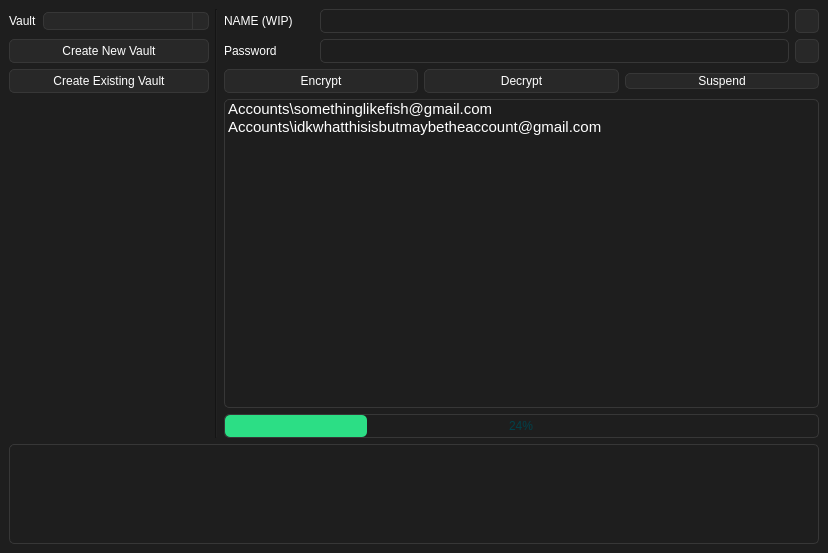
First picture: the form in src/mainwindow.ui, repository Nothing031/Vault, before the edit.
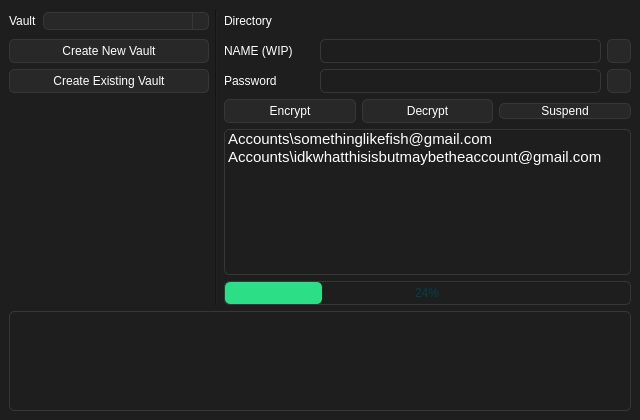
Second picture: the form after the edit. The open tabs and pages were chosen to show the change. Icons and pictures are not drawn.

Patch:
```diff
--- a/src/mainwindow.ui
+++ b/src/mainwindow.ui
@@ -6,8 +6,8 @@
    <rect>
     <x>0</x>
     <y>0</y>
-    <width>828</width>
-    <height>553</height>
+    <width>640</width>
+    <height>420</height>
    </rect>
   </property>
   <property name="minimumSize">
@@ -261,165 +261,32 @@
         </property>
         <item row="3" column="0">
          <layout class="QGridLayout" name="gridLayout_3">
-          <item row="0" column="0">
-           <layout class="QHBoxLayout" name="horizontalLayout_5">
-            <item>
-             <widget class="QLabel" name="vault_edit_label">
-              <property name="enabled">
-               <bool>false</bool>
-              </property>
-              <property name="sizePolicy">
-               <sizepolicy hsizetype="Fixed" vsizetype="Preferred">
-                <horstretch>0</horstretch>
-                <verstretch>0</verstretch>
-               </sizepolicy>
-              </property>
-              <property name="minimumSize">
-               <size>
-                <width>90</width>
-                <height>24</height>
-               </size>
-              </property>
-              <property name="maximumSize">
-               <size>
-                <width>90</width>
-                <height>24</height>
-               </size>
-              </property>
-              <property name="text">
-               <string>NAME (WIP)</string>
-              </property>
-             </widget>
-            </item>
-            <item>
-             <widget class="QLineEdit" name="vault_edit_lineEdit">
-              <property name="enabled">
-               <bool>false</bool>
-              </property>
-              <property name="sizePolicy">
-               <sizepolicy hsizetype="Expanding" vsizetype="Fixed">
-                <horstretch>0</horstretch>
-                <verstretch>24</verstretch>
-               </sizepolicy>
-              </property>
-              <property name="minimumSize">
-               <size>
-                <width>0</width>
-                <height>24</height>
-               </size>
-              </property>
-             </widget>
-            </item>
-            <item>
-             <widget class="QPushButton" name="vault_edit_save_button">
-              <property name="enabled">
-               <bool>false</bool>
-              </property>
-              <property name="sizePolicy">
-               <sizepolicy hsizetype="Fixed" vsizetype="Fixed">
-                <horstretch>0</horstretch>
-                <verstretch>0</verstretch>
-               </sizepolicy>
-              </property>
-              <property name="minimumSize">
-               <size>
-                <width>24</width>
-                <height>24</height>
-               </size>
-              </property>
-              <property name="maximumSize">
-               <size>
-                <width>24</width>
-                <height>24</height>
-               </size>
-              </property>
-              <property name="text">
-               <string/>
-              </property>
-              <property name="icon">
-               <iconset resource="../asset/resource.qrc">
-                <normaloff>:/icons/save.png</normaloff>:/icons/save.png</iconset>
-              </property>
-             </widget>
-            </item>
-           </layout>
+          <item row="6" column="0">
+           <widget class="QProgressBar" name="progressBar">
+            <property name="sizePolicy">
+             <sizepolicy hsizetype="Expanding" vsizetype="Fixed">
+              <horstretch>0</horstretch>
+              <verstretch>0</verstretch>
+             </sizepolicy>
+            </property>
+            <property name="minimumSize">
+             <size>
+              <width>0</width>
+              <height>24</height>
+             </size>
+            </property>
+            <property name="maximumSize">
+             <size>
+              <width>16777215</width>
+              <height>24</height>
+             </size>
+            </property>
+            <property name="value">
+             <number>24</number>
+            </property>
+           </widget>
           </item>
-          <item row="1" column="0">
-           <layout class="QHBoxLayout" name="horizontalLayout_6">
-            <item>
-             <widget class="QLabel" name="password_edit_label">
-              <property name="sizePolicy">
-               <sizepolicy hsizetype="Fixed" vsizetype="Preferred">
-                <horstretch>80</horstretch>
-                <verstretch>0</verstretch>
-               </sizepolicy>
-              </property>
-              <property name="minimumSize">
-               <size>
-                <width>90</width>
-                <height>24</height>
-               </size>
-              </property>
-              <property name="maximumSize">
-               <size>
-                <width>90</width>
-                <height>24</height>
-               </size>
-              </property>
-              <property name="text">
-               <string>Password</string>
-              </property>
-             </widget>
-            </item>
-            <item>
-             <widget class="QLineEdit" name="password_edit_lineedit">
-              <property name="sizePolicy">
-               <sizepolicy hsizetype="Expanding" vsizetype="Fixed">
-                <horstretch>0</horstretch>
-                <verstretch>24</verstretch>
-               </sizepolicy>
-              </property>
-              <property name="minimumSize">
-               <size>
-                <width>0</width>
-                <height>24</height>
-               </size>
-              </property>
-             </widget>
-            </item>
-            <item>
-             <widget class="QPushButton" name="password_visible_button">
-              <property name="sizePolicy">
-               <sizepolicy hsizetype="Fixed" vsizetype="Fixed">
-                <horstretch>0</horstretch>
-                <verstretch>0</verstretch>
-               </sizepolicy>
-              </property>
-              <property name="minimumSize">
-               <size>
-                <width>24</width>
-                <height>24</height>
-               </size>
-              </property>
-              <property name="maximumSize">
-               <size>
-                <width>24</width>
-                <height>24</height>
-               </size>
-              </property>
-              <property name="text">
-               <string/>
-              </property>
-              <property name="icon">
-               <iconset resource="../asset/resource.qrc">
-                <normaloff>:/icons/visibility_off.png</normaloff>
-                <normalon>:/icons/visibility_on.png</normalon>:/icons/visibility_off.png</iconset>
-              </property>
-             </widget>
-            </item>
-           </layout>
-          </item>
-          <item row="3" column="0">
+          <item row="4" column="0">
            <layout class="QHBoxLayout" name="horizontalLayout_7">
             <item>
              <widget class="QPushButton" name="crypto_encrypt_button">
@@ -480,32 +347,90 @@
             </item>
            </layout>
           </item>
+          <item row="1" column="0">
+           <layout class="QHBoxLayout" name="horizontalLayout_5">
+            <item>
+             <widget class="QLabel" name="vault_edit_label">
+              <property name="enabled">
+               <bool>false</bool>
+              </property>
+              <property name="sizePolicy">
+               <sizepolicy hsizetype="Fixed" vsizetype="Preferred">
+                <horstretch>0</horstretch>
+                <verstretch>0</verstretch>
+               </sizepolicy>
+              </property>
+              <property name="minimumSize">
+               <size>
+                <width>90</width>
+                <height>24</height>
+               </size>
+              </property>
+              <property name="maximumSize">
+               <size>
+                <width>90</width>
+                <height>24</height>
+               </size>
+              </property>
+              <property name="text">
+               <string>NAME (WIP)</string>
+              </property>
+             </widget>
+            </item>
+            <item>
+             <widget class="QLineEdit" name="vault_edit_lineEdit">
+              <property name="enabled">
+               <bool>false</bool>
+              </property>
+              <property name="sizePolicy">
+               <sizepolicy hsizetype="Expanding" vsizetype="Fixed">
+                <horstretch>0</horstretch>
+                <verstretch>24</verstretch>
+               </sizepolicy>
+              </property>
+              <property name="minimumSize">
+               <size>
+                <width>0</width>
+                <height>24</height>
+               </size>
+              </property>
+             </widget>
+            </item>
+            <item>
+             <widget class="QPushButton" name="vault_edit_save_button">
+              <property name="enabled">
+               <bool>false</bool>
+              </property>
+              <property name="sizePolicy">
+               <sizepolicy hsizetype="Fixed" vsizetype="Fixed">
+                <horstretch>0</horstretch>
+                <verstretch>0</verstretch>
+               </sizepolicy>
+              </property>
+              <property name="minimumSize">
+               <size>
+                <width>24</width>
+                <height>24</height>
+               </size>
+              </property>
+              <property name="maximumSize">
+               <size>
+                <width>24</width>
+                <height>24</height>
+               </size>
+              </property>
+              <property name="text">
+               <string/>
+              </property>
+              <property name="icon">
+               <iconset resource="../asset/resource.qrc">
+                <normaloff>:/icons/save.png</normaloff>:/icons/save.png</iconset>
+              </property>
+             </widget>
+            </item>
+           </layout>
+          </item>
           <item row="5" column="0">
-           <widget class="QProgressBar" name="progressBar">
-            <property name="sizePolicy">
-             <sizepolicy hsizetype="Expanding" vsizetype="Fixed">
-              <horstretch>0</horstretch>
-              <verstretch>0</verstretch>
-             </sizepolicy>
-            </property>
-            <property name="minimumSize">
-             <size>
-              <width>0</width>
-              <height>24</height>
-             </size>
-            </property>
-            <property name="maximumSize">
-             <size>
-              <width>16777215</width>
-              <height>24</height>
-             </size>
-            </property>
-            <property name="value">
-             <number>24</number>
-            </property>
-           </widget>
-          </item>
-          <item row="4" column="0">
            <widget class="QListWidget" name="fileViewer_list">
             <property name="sizePolicy">
              <sizepolicy hsizetype="MinimumExpanding" vsizetype="MinimumExpanding">
@@ -540,6 +465,135 @@
             </item>
            </widget>
           </item>
+          <item row="2" column="0">
+           <layout class="QHBoxLayout" name="horizontalLayout_6">
+            <item>
+             <widget class="QLabel" name="password_edit_label">
+              <property name="sizePolicy">
+               <sizepolicy hsizetype="Fixed" vsizetype="Preferred">
+                <horstretch>80</horstretch>
+                <verstretch>0</verstretch>
+               </sizepolicy>
+              </property>
+              <property name="minimumSize">
+               <size>
+                <width>90</width>
+                <height>24</height>
+               </size>
+              </property>
+              <property name="maximumSize">
+               <size>
+                <width>90</width>
+                <height>24</height>
+               </size>
+              </property>
+              <property name="text">
+               <string>Password</string>
+              </property>
+             </widget>
+            </item>
+            <item>
+             <widget class="QLineEdit" name="password_edit_lineedit">
+              <property name="sizePolicy">
+               <sizepolicy hsizetype="Expanding" vsizetype="Fixed">
+                <horstretch>0</horstretch>
+                <verstretch>24</verstretch>
+               </sizepolicy>
+              </property>
+              <property name="minimumSize">
+               <size>
+                <width>0</width>
+                <height>24</height>
+               </size>
+              </property>
+             </widget>
+            </item>
+            <item>
+             <widget class="QPushButton" name="password_visible_button">
+              <property name="sizePolicy">
+               <sizepolicy hsizetype="Fixed" vsizetype="Fixed">
+                <horstretch>0</horstretch>
+                <verstretch>0</verstretch>
+               </sizepolicy>
+              </property>
+              <property name="minimumSize">
+               <size>
+                <width>24</width>
+                <height>24</height>
+               </size>
+              </property>
+              <property name="maximumSize">
+               <size>
+                <width>24</width>
+                <height>24</height>
+               </size>
+              </property>
+              <property name="text">
+               <string/>
+              </property>
+              <property name="icon">
+               <iconset resource="../asset/resource.qrc">
+                <normaloff>:/icons/visibility_off.png</normaloff>
+                <normalon>:/icons/visibility_on.png</normalon>:/icons/visibility_off.png</iconset>
+              </property>
+             </widget>
+            </item>
+           </layout>
+          </item>
+          <item row="0" column="0">
+           <layout class="QHBoxLayout" name="horizontalLayout_2">
+            <item>
+             <widget class="QLabel" name="vault_directory_label">
+              <property name="sizePolicy">
+               <sizepolicy hsizetype="Fixed" vsizetype="Fixed">
+                <horstretch>0</horstretch>
+                <verstretch>0</verstretch>
+               </sizepolicy>
+              </property>
+              <property name="minimumSize">
+               <size>
+                <width>95</width>
+                <height>24</height>
+               </size>
+              </property>
+              <property name="maximumSize">
+               <size>
+                <width>95</width>
+                <height>24</height>
+               </size>
+              </property>
+              <property name="text">
+               <string>Directory</string>
+              </property>
+             </widget>
+            </item>
+            <item>
+             <widget class="QLabel" name="vault_directory_path_label">
+              <property name="sizePolicy">
+               <sizepolicy hsizetype="Preferred" vsizetype="Fixed">
+                <horstretch>0</horstretch>
+                <verstretch>0</verstretch>
+               </sizepolicy>
+              </property>
+              <property name="minimumSize">
+               <size>
+                <width>0</width>
+                <height>24</height>
+               </size>
+              </property>
+              <property name="maximumSize">
+               <size>
+                <width>16777215</width>
+                <height>24</height>
+               </size>
+              </property>
+              <property name="text">
+               <string/>
+              </property>
+             </widget>
+            </item>
+           </layout>
+          </item>
          </layout>
         </item>
        </layout>
```
Left out of the diff: 39 changed lines with no effect on the pictures.
